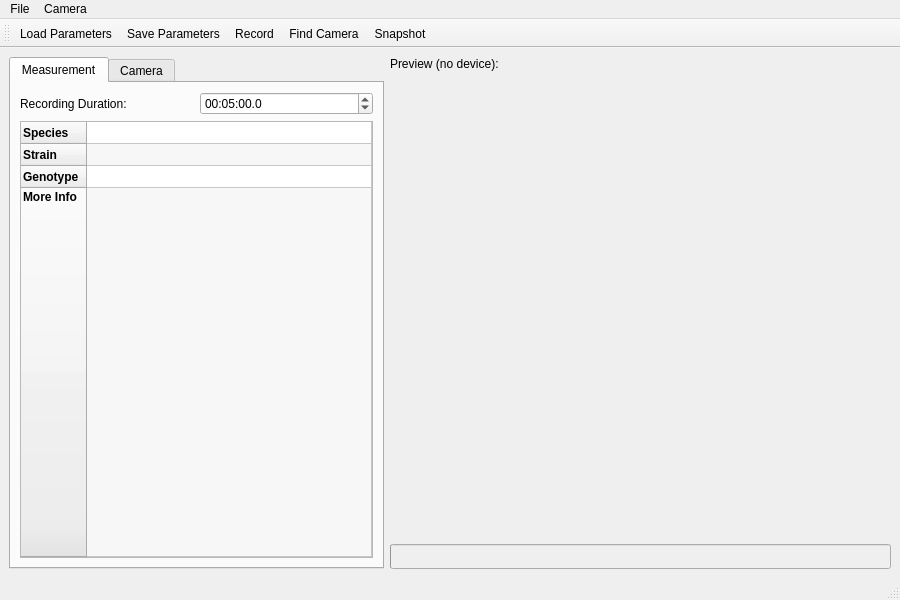
This is fimui/ui_fimwindow.ui in fncnt/fimrecorder as Qt 5 draws it before an edit. The edited form follows.
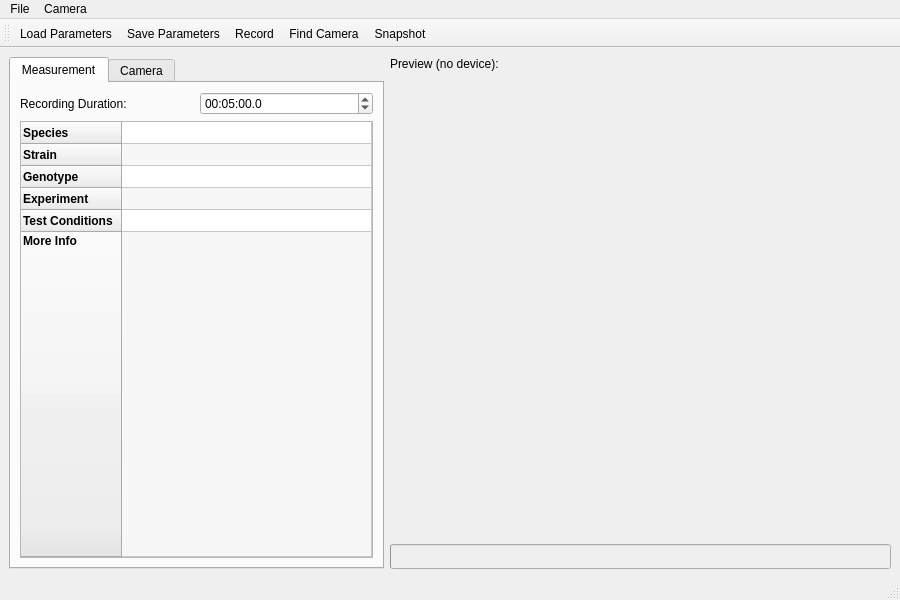
This is the edited form. Icons and pictures are not drawn.

What changed in the file:
```diff
--- a/fimui/ui_fimwindow.ui
+++ b/fimui/ui_fimwindow.ui
@@ -198,6 +198,28 @@
             </font>
            </property>
           </row>
+          <row>
+           <property name="text">
+            <string>Experiment</string>
+           </property>
+           <property name="font">
+            <font>
+             <weight>75</weight>
+             <bold>true</bold>
+            </font>
+           </property>
+          </row>
+          <row>
+           <property name="text">
+            <string>Test Conditions  </string>
+           </property>
+           <property name="font">
+            <font>
+             <weight>75</weight>
+             <bold>true</bold>
+            </font>
+           </property>
+          </row>
           <row>
            <property name="text">
             <string>More Info</string>
@@ -233,7 +255,7 @@
             </font>
            </property>
           </item>
-          <item row="3" column="0">
+          <item row="5" column="0">
            <property name="text">
             <string/>
            </property>
```
